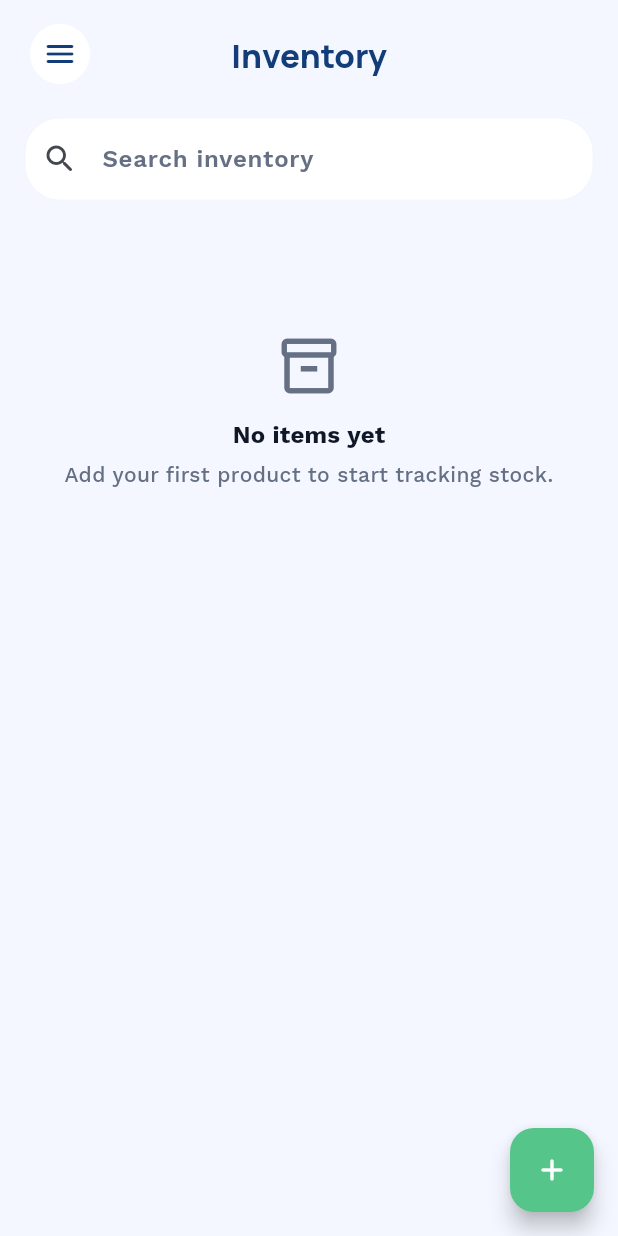
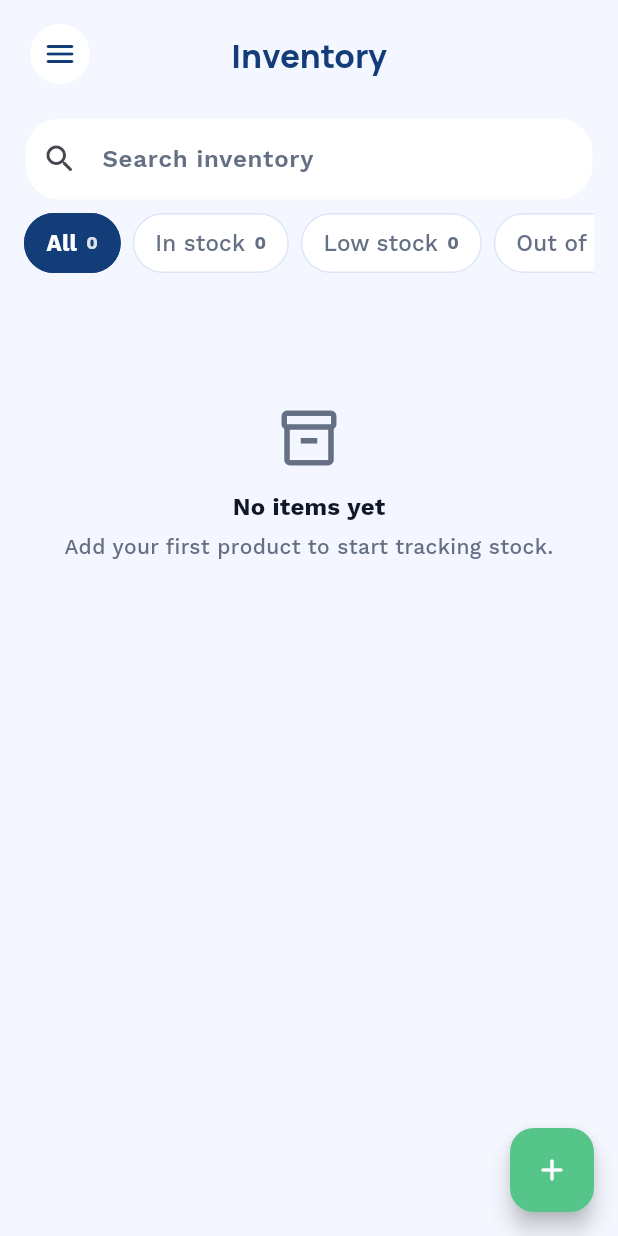
Before and after one commit to black12-ag/Tracker, a Flutter app: the InventoryPage screen opened directly with empty values, on a phone screen of 412 x 824 dp. Run offline on Flutter 3.47's test engine with Material 3 defaults, Android fonts, the phone set to English and light mode, and no system bars; our stand-ins replace connectivity_plus, flutter_local_notifications, flutter_riverpod, flutter_secure_storage, google_fonts, image_picker and 2 more; accounts and stored records are empty.

Commit message:
feat(ui): filter chips on sales/purchases/inventory/partners lists
Text search was already wired; this adds the missing filter half:
- shared FilterChips widget (brand-styled, scrollable, optional counts)
- sales/purchases: filter by status (draft/confirmed/partial/overdue/cancelled)
- inventory: filter by stock level (in/low/out, using per-item low_stock threshold)
- partners: filter by type (customers/suppliers)
Client-side, combines with existing search. flutter analyze clean.

Co-Authored-By: Claude Opus 4.8 (1M context) <noreply@anthropic.com>

```diff
--- /dev/null
+++ b/app/lib/core/ui/widgets/filter_chips.dart
@@ -0,0 +1,119 @@
+import 'package:flutter/material.dart';
+import 'package:liquid_soap_tracker/app/theme/app_colors.dart';
+
+/// A single horizontally-scrolling row of mutually-exclusive filter chips,
+/// styled to the app brand (navy selected, line border unselected). Used above
+/// list screens to filter by status / stock level / partner type. Keep the
+/// option set small (<= 6) so it reads at a glance.
+class FilterChips extends StatelessWidget {
+  const FilterChips({
+    required this.options,
+    required this.selected,
+    required this.onSelected,
+    super.key,
+  });
+
+  /// Ordered option keys. The first is treated as the "all" reset by callers.
+  final List<FilterChipOption> options;
+  final String selected;
+  final ValueChanged<String> onSelected;
+
+  @override
+  Widget build(BuildContext context) {
+    return SizedBox(
+      height: 40,
+      child: ListView.separated(
+        scrollDirection: Axis.horizontal,
+        padding: EdgeInsets.zero,
+        itemCount: options.length,
+        separatorBuilder: (context, index) => const SizedBox(width: 8),
+        itemBuilder: (context, index) {
+          final option = options[index];
+          final isSelected = option.value == selected;
+          return _Chip(
+            label: option.label,
+            count: option.count,
+            isSelected: isSelected,
+            onTap: () => onSelected(option.value),
+          );
+        },
+      ),
+    );
+  }
+}
+
+class FilterChipOption {
+  const FilterChipOption(this.value, this.label, {this.count});
+
+  final String value;
+  final String label;
+
+  /// Optional badge count (e.g. how many rows match this filter).
+  final int? count;
+}
+
+class _Chip extends StatelessWidget {
+  const _Chip({
+    required this.label,
+    required this.isSelected,
+    required this.onTap,
+    this.count,
+  });
+
+  final String label;
+  final bool isSelected;
+  final VoidCallback onTap;
+  final int? count;
+
+  @override
+  Widget build(BuildContext context) {
+    final fg = isSelected ? Colors.white : AppColors.warmGray;
+    return Semantics(
+      button: true,
+      selected: isSelected,
+      child: Material(
+        color: isSelected ? AppColors.navy : Colors.white,
+        borderRadius: BorderRadius.circular(20),
+        child: InkWell(
+          onTap: onTap,
+          borderRadius: BorderRadius.circular(20),
+          child: Container(
+            constraints: const BoxConstraints(minHeight: 40),
+            padding: const EdgeInsets.symmetric(horizontal: 14, vertical: 8),
+            decoration: BoxDecoration(
+              borderRadius: BorderRadius.circular(20),
+              border: Border.all(
+                color: isSelected ? AppColors.navy : AppColors.line,
+              ),
+            ),
+            child: Row(
+              mainAxisSize: MainAxisSize.min,
+              children: [
+                Text(
+                  label,
+                  style: Theme.of(context).textTheme.labelLarge?.copyWith(
+                        color: fg,
+                        fontWeight:
+                            isSelected ? FontWeight.w700 : FontWeight.w500,
+                      ),
+                ),
+                if (count != null) ...[
+                  const SizedBox(width: 6),
+                  Text(
+                    '$count',
+                    style: Theme.of(context).textTheme.labelMedium?.copyWith(
+                          color: isSelected
+                              ? Colors.white.withValues(alpha: 0.85)
+                              : AppColors.warmGray,
+                          fontWeight: FontWeight.w700,
+                        ),
+                  ),
+                ],
+              ],
+            ),
+          ),
+        ),
+      ),
+    );
+  }
+}
--- a/app/lib/features/inventory/page/inventory_page.dart
+++ b/app/lib/features/inventory/page/inventory_page.dart
@@ -9,6 +9,7 @@ import 'package:liquid_soap_tracker/core/ui/fields/app_text_field.dart';
 import 'package:liquid_soap_tracker/core/ui/layout/reference_page_scaffold.dart';
 import 'package:liquid_soap_tracker/core/ui/rows/inventory_row.dart';
 import 'package:liquid_soap_tracker/core/ui/states/reference_page_skeleton.dart';
+import 'package:liquid_soap_tracker/core/ui/widgets/filter_chips.dart';
 import 'package:liquid_soap_tracker/core/utils/app_errors.dart';
 import 'package:liquid_soap_tracker/features/inventory/page/inventory_item_page.dart';
 
@@ -30,11 +31,42 @@ class _InventoryPageState extends ConsumerState<InventoryPage> {
   final TextEditingController _searchController = TextEditingController();
   bool _isLoading = true;
   List<Map<String, dynamic>> _items = const [];
+  String _filter = 'all';
 
   @override
   void initState() {
     super.initState();
     _load();
+  }
+
+  bool _matches(Map<String, dynamic> item) {
+    if (_filter == 'all') {
+      return true;
+    }
+    final stock = (item['current_stock'] as num?)?.toInt() ?? 0;
+    final threshold = (item['low_stock'] as num?)?.toInt() ?? 10;
+    switch (_filter) {
+      case 'in':
+        return stock > threshold;
+      case 'low':
+        return stock > 0 && stock <= threshold;
+      case 'out':
+        return stock <= 0;
+      default:
+        return true;
+    }
+  }
+
+  List<Map<String, dynamic>> _applyFilter(List<Map<String, dynamic>> items) {
+    return items.where(_matches).toList();
+  }
+
+  int _countFor(String value) {
+    final saved = _filter;
+    _filter = value;
+    final count = _items.where(_matches).length;
+    _filter = saved;
+    return count;
   }
 
   @override
@@ -84,6 +116,7 @@ class _InventoryPageState extends ConsumerState<InventoryPage> {
 
   @override
   Widget build(BuildContext context) {
+    final visible = _applyFilter(_items);
     return ReferencePageScaffold(
       title: 'Inventory',
       onMenuPressed: widget.onMenuPressed,
@@ -103,15 +136,26 @@ class _InventoryPageState extends ConsumerState<InventoryPage> {
             prefixIcon: Icons.search_rounded,
             onChanged: (_) => _load(),
           ),
+          const SizedBox(height: 8),
+          FilterChips(
+            selected: _filter,
+            onSelected: (v) => setState(() => _filter = v),
+            options: [
+              FilterChipOption('all', 'All', count: _countFor('all')),
+              FilterChipOption('in', 'In stock', count: _countFor('in')),
+              FilterChipOption('low', 'Low stock', count: _countFor('low')),
+              FilterChipOption('out', 'Out of stock', count: _countFor('out')),
+            ],
+          ),
           const SizedBox(height: 16),
           if (_isLoading)
             const ReferenceListPageSkeleton(itemCount: 5)
-          else if (_items.isEmpty)
+          else if (visible.isEmpty)
             const _InventoryEmptyState()
           else
             AppSurfaceCard(
               child: Column(
-                children: _items.indexed.map((entry) {
+                children: visible.indexed.map((entry) {
                   final index = entry.$1;
                   final item = entry.$2;
                   return Column(
@@ -128,7 +172,7 @@ class _InventoryPageState extends ConsumerState<InventoryPage> {
                           onTap: () => _openItem(item),
                         ),
                       ),
-                      if (index < _items.length - 1)
+                      if (index < visible.length - 1)
                         const Divider(height: 1, color: AppColors.line, thickness: 0.8),
                     ],
                   );
```
Also changed, not shown: app/lib/features/partners/page/partners_page.dart (+42 -3 lines), app/lib/features/purchased/page/purchased_page.dart (+47 -4 lines), app/lib/features/sales/page/sales_page.dart (+48 -4 lines).
